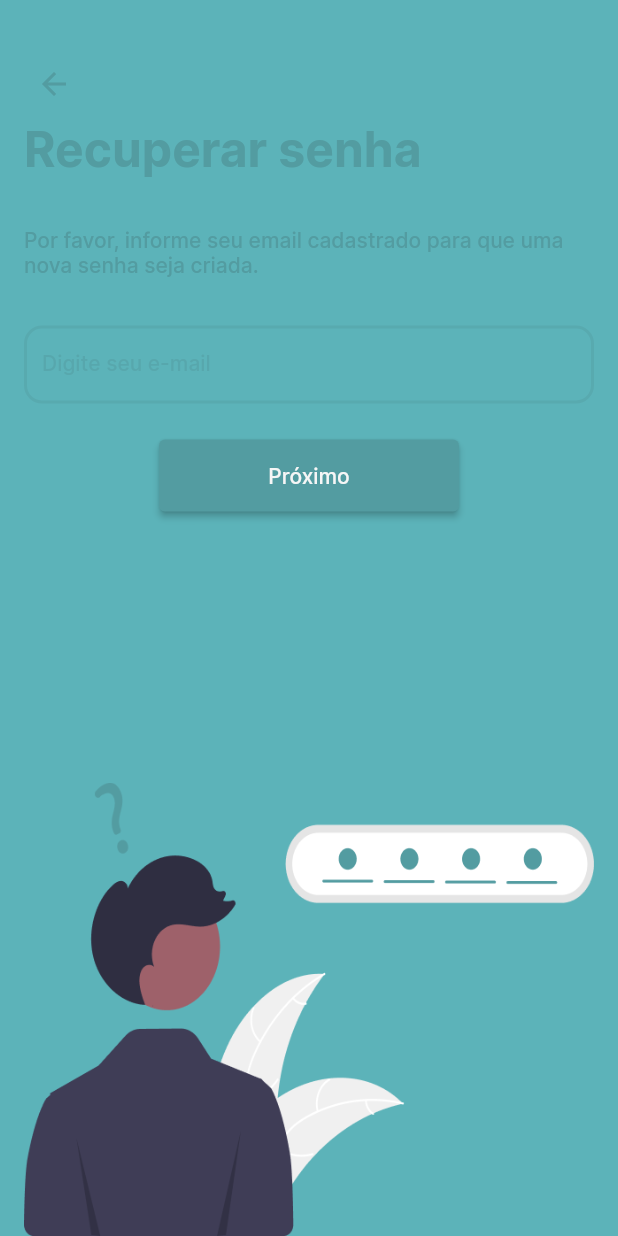
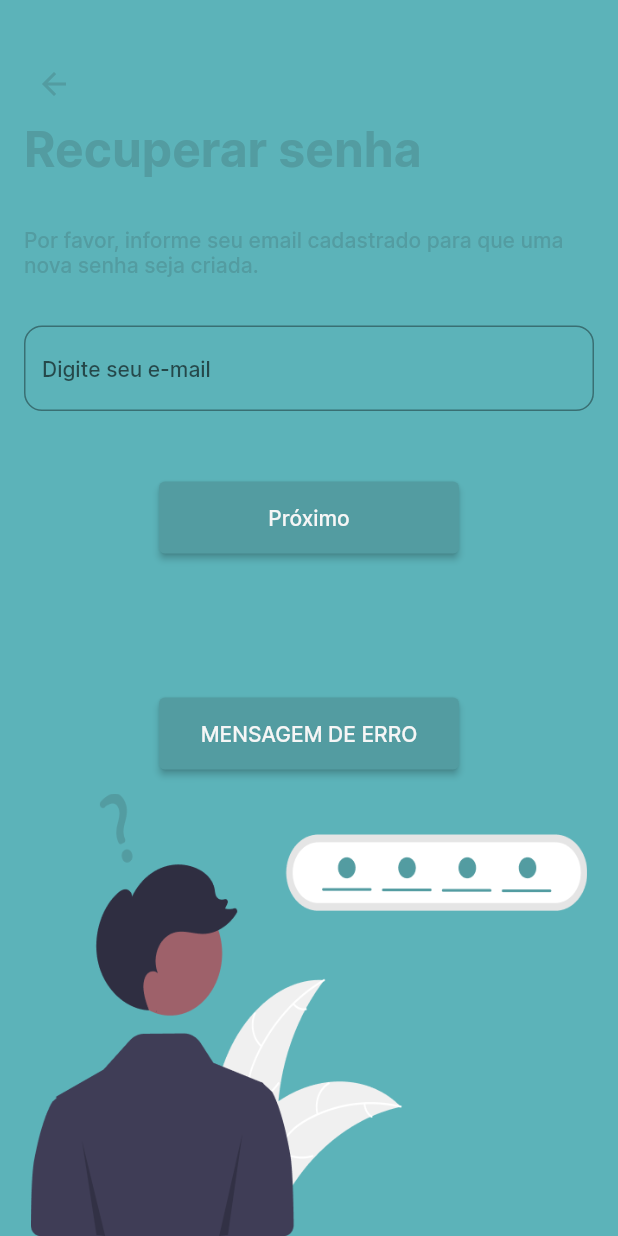
Before and after one commit to proz-tecnologia/PIT01GP07, a Flutter app: the RecoverScreen screen opened directly, on a phone screen of 412 x 824 dp. Run offline on Flutter 3.47's test engine with Material 2 defaults, Android fonts, the phone set to English and light mode, and no system bars; our stand-ins replace carousel_slider, email_validator, shared_preferences, smooth_page_indicator; accounts and stored records are empty.

Commit message:
feat: Added email validation and dialog box to Recover Page

```diff
--- a/lib/pages/recover/recover.dart
+++ b/lib/pages/recover/recover.dart
@@ -1,4 +1,5 @@
 import 'package:flutter/material.dart';
+import '../../widgets/dialog_box/custom_dialog_box.dart';
 import '../email_confirmation/email_confirmation .dart';
 
 class RecoverScreen extends StatefulWidget {
@@ -8,13 +9,17 @@ class RecoverScreen extends StatefulWidget {
   State<RecoverScreen> createState() => _RecoverScreen();
 }
 class _RecoverScreen extends State<RecoverScreen> {
+  final _formKey = GlobalKey<FormState>();
+  final _emailController = TextEditingController();
    @override
   Widget build(BuildContext context) {
     return Scaffold(
      resizeToAvoidBottomInset: false,
       body: Padding(
         padding: const EdgeInsets.only(left:16,right:16),
-        child: Column(
+        child: Form(
+             key:_formKey,
+             child: Column(
              children: <Widget>[
               const SizedBox(height:32),
               Align(
@@ -46,19 +51,19 @@ class _RecoverScreen extends State<RecoverScreen> {
                  ),),
               const SizedBox(height:32),
               SizedBox(
-                height:52,
-                child: TextField(
+                child: TextFormField(
+                   controller: _emailController,
                    cursorColor: const Color (0xFF539CA1),
                    decoration: InputDecoration(
+                   counterText:" ",
                    focusColor:  const Color (0xFF539CA1),
-                   enabledBorder: OutlineInputBorder(
+                   border:  OutlineInputBorder(
                    borderRadius: const BorderRadius.all(Radius.circular(12.0)),
                    borderSide: BorderSide(color: const Color(0xFF539CA1).withOpacity(0.4), width: 2),
     ),
                    focusedBorder: const OutlineInputBorder(
-                   borderRadius: BorderRadius.all(Radius.circular(10.0)),
                    borderSide: BorderSide(color: Color (0xFF539CA1),width: 2),),
-                   labelText: 'Digite seu e-mail',
+                   hintText:  'Digite seu e-mail',
                        labelStyle: TextStyle(
                          fontFamily:'Inter',
                          fontWeight:FontWeight.w500,
@@ -72,11 +77,20 @@ class _RecoverScreen extends State<RecoverScreen> {
                        fontSize: 14,
                        color: Color (0xFF2F595B),
                      ),
+                 validator:(email){
+                 if (email==null || email.isEmpty){
+                 return 'E-mail obrigatório';
+                 }else if (!email.contains("@")){
+                  return 'Email inválido';
+                 };
+                 return null;
+                 }
                  ),
               ),
               const SizedBox(height:24),
               ElevatedButton(
                  onPressed: () {
+                   if (_formKey.currentState!.validate()){}
                    Navigator.push(context,MaterialPageRoute(builder:
                    (context)=> const EmailConfirmation()),
                    );
@@ -92,12 +106,38 @@ class _RecoverScreen extends State<RecoverScreen> {
                 ),),
               ),
               const SizedBox(height:96),
-              const Expanded(
+               ElevatedButton(
+                 onPressed: () {
+                   showDialog(context: context,
+                     builder: (BuildContext context)
+                     {
+                       return CustomDialogBox(
+                         title: "Oops!",
+                         descriptions: "Não conseguimos identificar esse endereço de e-mail, mas você pode tentar de novo. ",
+                         text: "Tentar de novo",
+                         img: Image.asset('assets/images/background/erro.png'),
+                       );
+                     },
+                   );
+                 },
+                 style: ElevatedButton.styleFrom(
+                     fixedSize: const Size(200, 48), backgroundColor: const Color (0xFF539CA1)),
+                 child: const Text('MENSAGEM DE ERRO',
+                   style: TextStyle(
+                     fontFamily:'Inter',
+                     fontWeight:FontWeight.w500,
+                     fontSize: 14,
+                     color: Color (0xFFF6F6F6),
+                   ),),
+               ),
+               const SizedBox(height:16),
+               const Expanded(
                 child: Image(image: AssetImage( "assets/images/background/forgot_password.png"),
                  alignment: Alignment.bottomLeft,
                 ),
               ),
         ],
+             ),
         ), // This trailing comma makes auto-formatting nicer for build methods.
     ),
     );
```
Also changed, not shown: lib/widgets/dialog_box/constants.dart (added, +8 -0 lines), lib/widgets/dialog_box/custom_dialog_box.dart (added, +75 -0 lines), assets/images/background/erro.png (added).
